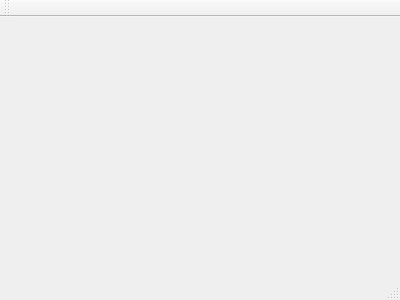
Above: mainwindow.ui from giriko/MagicFile before the change. Below: the same form after it.
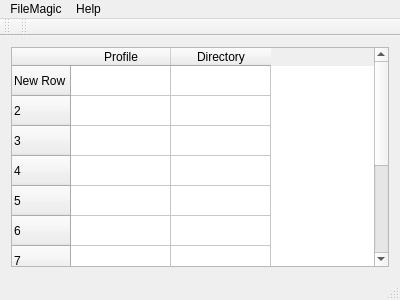
That is the form after the change.

```diff
--- a/mainwindow.ui
+++ b/mainwindow.ui
@@ -12,13 +12,104 @@
   <property name="windowTitle" >
    <string>MainWindow</string>
   </property>
-  <widget class="QMenuBar" name="menuBar" />
-  <widget class="QToolBar" name="mainToolBar" />
-  <widget class="QWidget" name="centralWidget" />
-  <widget class="QStatusBar" name="statusBar" />
+  <widget class="QWidget" name="centralWidget">
+   <layout class="QVBoxLayout" name="verticalLayout">
+    <item>
+     <widget class="QTableWidget" name="tableWidget">
+      <property name="sortingEnabled">
+       <bool>true</bool>
+      </property>
+      <property name="rowCount">
+       <number>11</number>
+      </property>
+      <property name="columnCount">
+       <number>2</number>
+      </property>
+      <row>
+       <property name="text">
+        <string>New Row</string>
+       </property>
+      </row>
+      <row/>
+      <row/>
+      <row/>
+      <row/>
+      <row/>
+      <row/>
+      <row/>
+      <row/>
+      <row/>
+      <row/>
+      <column>
+       <property name="text">
+        <string>Profile</string>
+       </property>
+      </column>
+      <column>
+       <property name="text">
+        <string>Directory</string>
+       </property>
+      </column>
+     </widget>
+    </item>
+   </layout>
+  </widget>
+  <widget class="QMenuBar" name="menuBar">
+   <property name="geometry">
+    <rect>
+     <x>0</x>
+     <y>0</y>
+     <width>400</width>
+     <height>22</height>
+    </rect>
+   </property>
+   <widget class="QMenu" name="menuFileMagic">
+    <property name="title">
+     <string>FileMagic</string>
+    </property>
+    <addaction name="actionNew_Profile"/>
+   </widget>
+   <widget class="QMenu" name="menuAbout">
+    <property name="title">
+     <string>Help</string>
+    </property>
+    <addaction name="actionAbout"/>
+   </widget>
+   <addaction name="menuFileMagic"/>
+   <addaction name="menuAbout"/>
+  </widget>
+  <widget class="QToolBar" name="mainToolBar">
+   <attribute name="toolBarArea">
+    <enum>TopToolBarArea</enum>
+   </attribute>
+   <attribute name="toolBarBreak">
+    <bool>false</bool>
+   </attribute>
+  </widget>
+  <widget class="QStatusBar" name="statusBar"/>
+  <widget class="QToolBar" name="toolBar">
+   <property name="windowTitle">
+    <string>toolBar</string>
+   </property>
+   <attribute name="toolBarArea">
+    <enum>TopToolBarArea</enum>
+   </attribute>
+   <attribute name="toolBarBreak">
+    <bool>false</bool>
+   </attribute>
+  </widget>
+  <action name="actionNew_Profile">
+   <property name="text">
+    <string>New Profile</string>
+   </property>
+  </action>
+  <action name="actionAbout">
+   <property name="text">
+    <string>About</string>
+   </property>
+  </action>
  </widget>
- <layoutDefault spacing="6" margin="11" />
- <pixmapfunction></pixmapfunction>
+ <layoutdefault spacing="6" margin="11"/>
  <resources/>
  <connections/>
 </ui>
```
Left out of the diff: 10 changed lines with no effect on the pictures.
